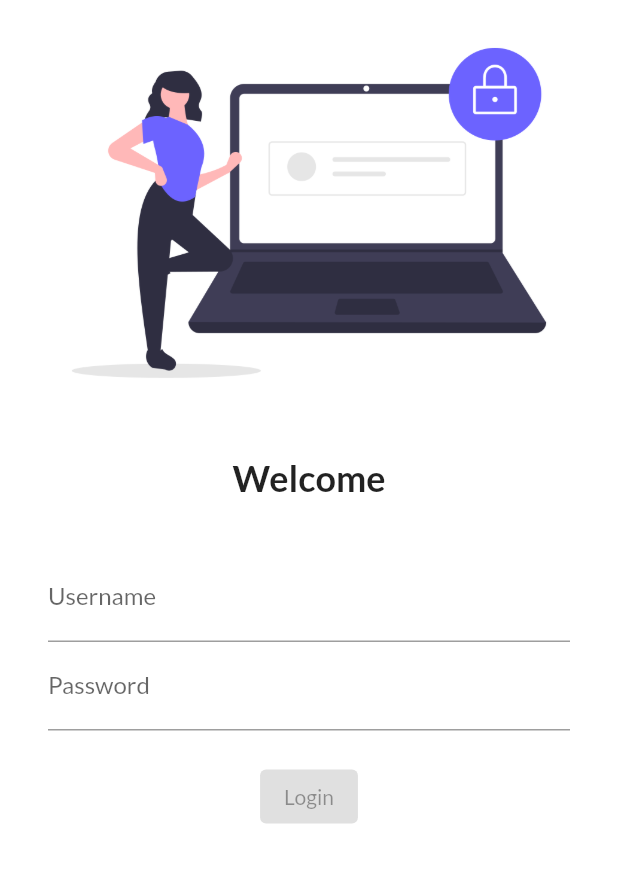
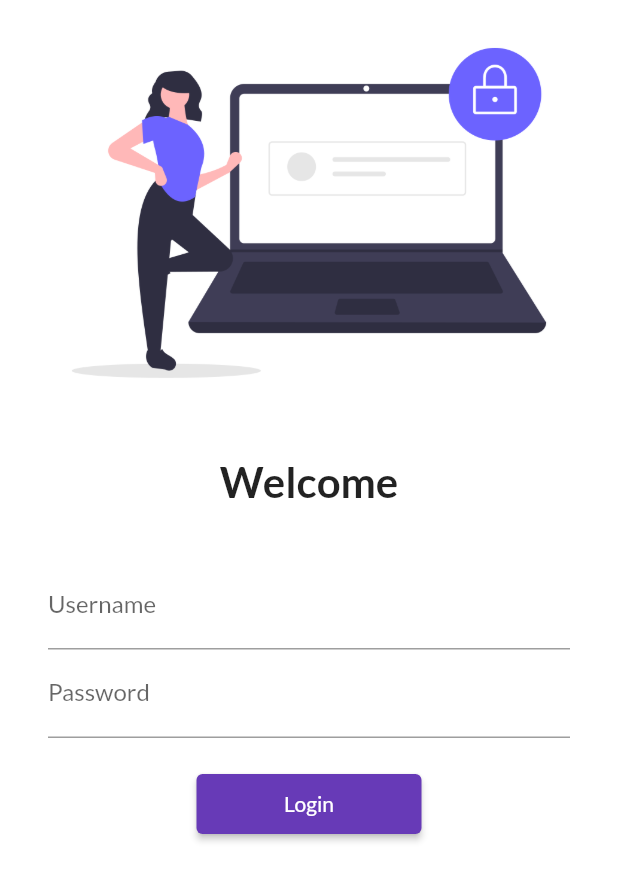
Before and after one commit to Gourav-Gadia/30DaysOfFlutter, a Flutter app: the screen it shows after launch, on a phone screen of 412 x 824 dp. Shown: the top 881 px of the screen. Run offline on Flutter 3.47's test engine with Material 2 defaults, Android fonts, the phone set to English and light mode, and no system bars; our stand-ins replace google_fonts.

Commit message:
"day5 Completed"

```diff
--- a/lib/main.dart
+++ b/lib/main.dart
@@ -1,3 +1,4 @@
+import 'package:ecommerence_app_design/utils/routes.dart';
 import 'package:flutter/material.dart';
 import 'package:google_fonts/google_fonts.dart';
 
@@ -17,14 +18,15 @@
         primarySwatch: Colors.deepPurple,
         fontFamily: GoogleFonts.lato().fontFamily,
       ),
+      debugShowCheckedModeBanner: false,
       darkTheme: ThemeData(
         brightness: Brightness.dark,
       ),
       // initialRoute: "/home",
       routes: {
         '/': (context) => LoginPage(),
-        '/home': (context) => HomePage(),
-        '/login': (context) => LoginPage(),
+        MyRoutes.homeRoute: (context) => HomePage(),
+        MyRoutes.loginRoute: (context) => LoginPage(),
       },
     );
   }
--- a/lib/pages/login_page.dart
+++ b/lib/pages/login_page.dart
@@ -1,3 +1,4 @@
+import 'package:ecommerence_app_design/utils/routes.dart';
 import 'package:flutter/material.dart';
 
 class LoginPage extends StatelessWidget {
@@ -5,6 +6,7 @@
   Widget build(BuildContext context) {
     return Material(
       color: Colors.white,
+      child: SingleChildScrollView(
         child: Column(
           children: [
             Image.asset(
@@ -17,7 +19,7 @@
             Text(
               "Welcome",
               style: TextStyle(
-              fontSize: 24,
+                fontSize: 28,
                 fontWeight: FontWeight.bold,
               ),
             ),
@@ -49,9 +51,11 @@
                   ),
                   ElevatedButton(
                     child: Text("Login"),
-                  style: TextButton.styleFrom(),
+                    style: TextButton.styleFrom(
+                      minimumSize: Size(150, 40),
+                    ),
                     onPressed: () {
-                    print("Hello")
+                      Navigator.pushNamed(context, MyRoutes.homeRoute);
                     },
                   ),
                 ],
@@ -59,6 +63,7 @@
             ),
           ],
         ),
+      ),
     );
   }
 }
--- /dev/null
+++ b/lib/utils/routes.dart
@@ -0,0 +1,4 @@
+class MyRoutes {
+  static String loginRoute = "/login";
+  static String homeRoute = "/home";
+}
```
Lines whose indentation alone changed are shown as unchanged.
